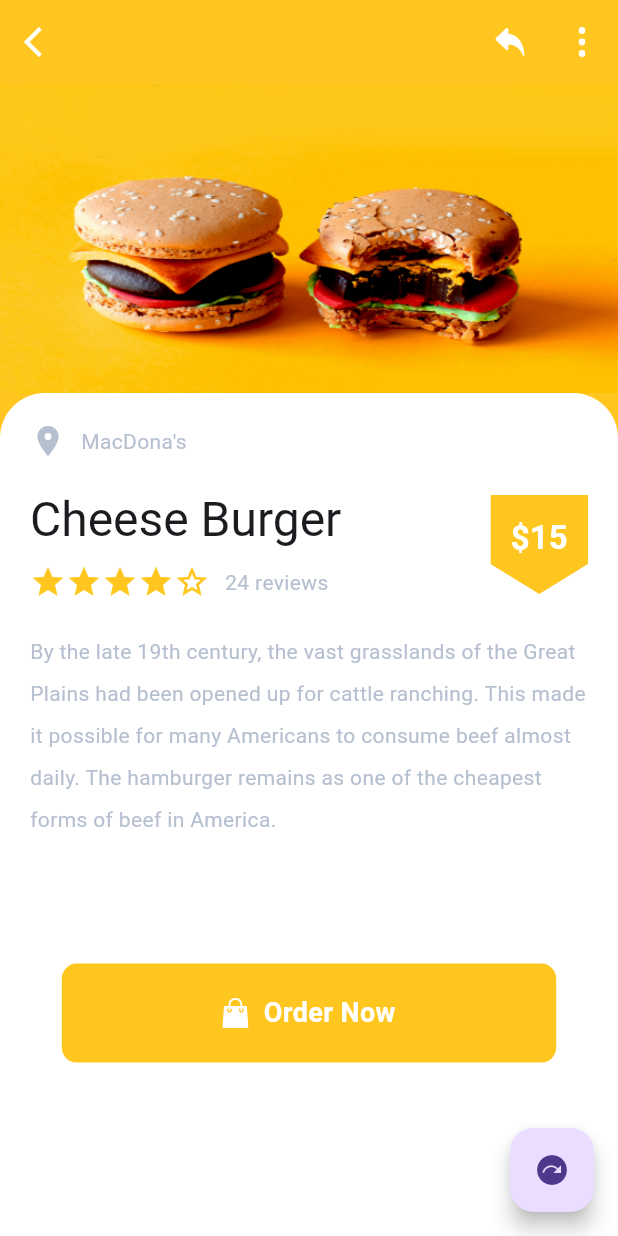
After one commit to obidkhandev/homework---14-UI, a Flutter app: the screen it shows after launch, after a tap on "Burger & Beer", on a phone screen of 412 x 824 dp. The commit adds this screen. Run offline on Flutter 3.47's test engine with Material 3 defaults, Android fonts, the phone set to English and light mode, and no system bars; our stand-ins replace fl_chart, flutter_svg.

Commit message:
completed one Ui

```diff
--- a/lib/ui_9/screen/body.dart
+++ b/lib/ui_9/screen/body.dart
@@ -9,7 +9,8 @@ class BodyUi9 extends StatelessWidget {
 
   @override
   Widget build(BuildContext context) {
-    return Column(
+    return SingleChildScrollView(
+      child: Column(
         crossAxisAlignment: CrossAxisAlignment.start,
         children: [
           SearchBoxUi9(
@@ -19,6 +20,7 @@ class BodyUi9 extends StatelessWidget {
           ItemListUi9(),
           DiscountCard(),
         ],
+      ),
     );
   }
 }
--- /dev/null
+++ b/lib/ui_9/screen/detail_screen.dart
@@ -0,0 +1,37 @@
+import 'package:flutter/material.dart';
+import 'package:modul_4_homework_obidxon/ui_9/constants.dart';
+import 'package:modul_4_homework_obidxon/ui_9/widget/details_app_bar.dart';
+import 'package:modul_4_homework_obidxon/ui_9/widget/item_image.dart';
+import 'package:modul_4_homework_obidxon/ui_9/widget/item_info.dart';
+
+class DetailScrenUi9 extends StatelessWidget {
+  const DetailScrenUi9({super.key});
+
+  @override
+  Widget build(BuildContext context) {
+    return Scaffold(
+      backgroundColor: kPrimaryColorUi9,
+      appBar: detailsAppBar(),
+      body: DetailsBodyUi9(),
+    );
+  }
+}
+
+class DetailsBodyUi9 extends StatelessWidget {
+  const DetailsBodyUi9({super.key});
+
+  @override
+  Widget build(BuildContext context) {
+    // Size size = MediaQuery.of(context).size;
+    return const Column(
+      children: [
+        ItemImageUi9(
+          imgSvg: 'assets/ui_9/images/burger.png',
+        ),
+        Expanded(
+          child: ItemInfoUi9(),
+        )
+      ],
+    );
+  }
+}
--- a/lib/ui_9/screen/home_screen.dart
+++ b/lib/ui_9/screen/home_screen.dart
@@ -1,4 +1,5 @@
 import 'package:flutter/material.dart';
+import 'package:modul_4_homework_obidxon/ui_12/widget/bottom_nav_bar.dart';
 import 'package:modul_4_homework_obidxon/ui_9/widget/home_app_bar.dart';
 import 'package:modul_4_homework_obidxon/ui_9/screen/body.dart';
 
@@ -9,7 +10,8 @@ class HomePageUi9 extends StatelessWidget {
   Widget build(BuildContext context) {
     return Scaffold(
       appBar: homeAppBar(context),
-      body: BodyUi9(),
+      body: const BodyUi9(),
+      bottomNavigationBar: const BottomNavBar(),
     );
   }
 }
--- a/lib/ui_9/screen/my_app.dart
+++ b/lib/ui_9/screen/my_app.dart
@@ -12,6 +12,7 @@ class MyAppUi9 extends StatelessWidget {
       theme: ThemeData(
         primaryColor: kPrimaryColorUi9,
         scaffoldBackgroundColor: Colors.white,
+        appBarTheme: AppBarTheme(color: kPrimaryColorUi9),
         textTheme: TextTheme(
           bodyLarge: TextStyle(color: kSecondaryColorUi9),
           bodyMedium: TextStyle(color: kSecondaryColorUi9)
--- /dev/null
+++ b/lib/ui_9/widget/bottom_nav_bar.dart
@@ -0,0 +1,52 @@
+import 'package:flutter/material.dart';
+import 'package:flutter_svg/svg.dart';
+
+class BottomNavBar extends StatelessWidget {
+  const BottomNavBar({
+    super.key,
+  });
+
+  @override
+  Widget build(BuildContext context) {
+    return Container(
+      padding: const EdgeInsets.symmetric(horizontal: 35),
+      height: 75,
+      width: double.infinity,
+      decoration: BoxDecoration(
+        color: Colors.white,
+        borderRadius: const BorderRadius.only(
+          topLeft: Radius.circular(20),
+          topRight: Radius.circular(20),
+        ),
+        boxShadow: [
+          BoxShadow(
+            offset: const Offset(0, -7),
+            blurRadius: 33,
+            color: const Color(0xFF6DAED9).withOpacity(.11),
+          ),
+        ],
+      ),
+      child: Row(
+        mainAxisAlignment: MainAxisAlignment.spaceBetween,
+        children: [
+          IconButton(
+            onPressed: () {},
+            icon: SvgPicture.asset('assets/ui_9/icons/home.svg'),
+          ),
+          IconButton(
+            onPressed: () {},
+            icon: SvgPicture.asset('assets/ui_9/icons/Following.svg'),
+          ),
+          IconButton(
+            onPressed: () {},
+            icon: SvgPicture.asset('assets/ui_9/icons/Glyph.svg'),
+          ),
+          IconButton(
+            onPressed: () {},
+            icon: SvgPicture.asset('assets/ui_9/icons/person.svg'),
+          ),
+        ],
+      ),
+    );
+  }
+}
--- /dev/null
+++ b/lib/ui_9/widget/details_app_bar.dart
@@ -0,0 +1,25 @@
+import 'package:flutter/material.dart';
+import 'package:flutter_svg/svg.dart';
+
+AppBar detailsAppBar() {
+    return AppBar(
+      elevation: 0,
+      leading: IconButton(
+        onPressed: () {},
+        icon: Icon(
+          Icons.arrow_back_ios,
+          color: Colors.white,
+        ),
+      ),
+      actions: [
+        IconButton(
+          onPressed: () {},
+          icon: SvgPicture.asset('assets/ui_9/icons/share.svg'),
+        ),
+        IconButton(
+          onPressed: () {},
+          icon: SvgPicture.asset('assets/ui_9/icons/more.svg'),
+        ),
+      ],
+    );
+  }
--- /dev/null
+++ b/lib/ui_9/widget/item_image.dart
@@ -0,0 +1,19 @@
+import 'package:flutter/material.dart';
+
+class ItemImageUi9 extends StatelessWidget {
+  final String imgSvg;
+  const ItemImageUi9({
+    super.key, required this.imgSvg,
+  });
+
+  @override
+  Widget build(BuildContext context) {
+    Size size = MediaQuery.of(context).size;
+    return Image.asset(
+      imgSvg,
+      height: size.height * 0.25,
+      width: double.infinity,
+      fit: BoxFit.fill,
+    );
+  }
+}
--- /dev/null
+++ b/lib/ui_9/widget/item_info.dart
@@ -0,0 +1,59 @@
+import 'package:flutter/material.dart';
+import 'package:modul_4_homework_obidxon/ui_9/constants.dart';
+import 'package:modul_4_homework_obidxon/ui_9/widget/order_button.dart';
+import 'package:modul_4_homework_obidxon/ui_9/widget/title_price_rating.dart';
+
+class ItemInfoUi9 extends StatelessWidget {
+  const ItemInfoUi9({
+    super.key,
+  });
+
+  @override
+  Widget build(BuildContext context) {
+    Size size = MediaQuery.of(context).size;
+    return Container(
+      padding: EdgeInsets.all(20),
+      width: double.infinity,
+      decoration: const BoxDecoration(
+        color: Colors.white,
+        borderRadius: BorderRadius.only(
+          topLeft: Radius.circular(30),
+          topRight: Radius.circular(30),
+        ),
+      ),
+      child: Column(
+        children: [
+          shopName("MacDona's"),
+          const TitlePriceRatingUi9(
+            price: 15,
+            productName: 'Cheese Burger',
+            numOfReviews: 24,
+          ),
+          Text(
+            'By the late 19th century, the vast grasslands of the Great Plains had been opened up for cattle ranching. This made it possible for many Americans to consume beef almost daily. The hamburger remains as one of the cheapest forms of beef in America.',
+            style: TextStyle(height: 2),
+          ),
+          SizedBox(
+            height: size.height * 0.1,
+          ),
+          OrderButton(size: size,press: (){},),
+        ],
+      ),
+    );
+  }
+
+  Row shopName(String name) {
+    return Row(
+      children: [
+        const Icon(
+          Icons.location_on,
+          color: kSecondaryColorUi9,
+        ),
+        const SizedBox(
+          width: 10,
+        ),
+        Text(name)
+      ],
+    );
+  }
+}
--- a/lib/ui_9/widget/item_list.dart
+++ b/lib/ui_9/widget/item_list.dart
@@ -1,4 +1,5 @@
 import 'package:flutter/material.dart';
+import 'package:modul_4_homework_obidxon/ui_9/screen/detail_screen.dart';
 import 'package:modul_4_homework_obidxon/ui_9/widget/item_card.dart';
 
 class ItemListUi9 extends StatelessWidget {
@@ -16,13 +17,23 @@ class ItemListUi9 extends StatelessWidget {
             svgSrc: 'assets/ui_9/icons/burger_beer.svg',
             title: 'Burger & Beer',
             shopName: "MacDonal's",
+            press: () {
+              Navigator.push(
+                context,
+                MaterialPageRoute(
+                  builder: (context) {
+                    return const DetailScrenUi9();
+                  },
+                ),
+              );
+            },
           ),
-          ItemCardUi9(
+          const ItemCardUi9(
             svgSrc: 'assets/ui_9/icons/chinese_noodles.svg',
             title: 'Burger & Beer',
             shopName: "Wendys",
           ),
-          ItemCardUi9(
+          const ItemCardUi9(
             svgSrc: 'assets/ui_9/icons/burger_beer.svg',
             title: 'Burger & Beer',
             shopName: "MacDonal's",
--- /dev/null
+++ b/lib/ui_9/widget/order_button.dart
@@ -0,0 +1,49 @@
+import 'package:flutter/material.dart';
+import 'package:flutter_svg/svg.dart';
+import 'package:modul_4_homework_obidxon/ui_9/constants.dart';
+
+class OrderButton extends StatelessWidget {
+  const OrderButton({
+    super.key,
+    required this.size,
+    required this.press
+  });
+
+  final Size size;
+  final Function() press;
+
+  @override
+  Widget build(BuildContext context) {
+    return Container(
+      width: size.width * 0.8,
+      // padding: const EdgeInsets.all(20),
+      decoration: BoxDecoration(
+          color: kPrimaryColorUi9, borderRadius: BorderRadius.circular(10)),
+      child: Material(
+        color: Colors.transparent,
+        child: InkWell(
+          onTap: press,
+          child: Padding(
+            padding: const EdgeInsets.all(20.0),
+            child: Row(
+              mainAxisAlignment: MainAxisAlignment.center,
+              children: [
+                SvgPicture.asset('assets/ui_9/icons/bag.svg'),
+                SizedBox(
+                  width: 10,
+                ),
+                Text(
+                  'Order Now',
+                  style: TextStyle(
+                      color: Colors.white,
+                      fontWeight: FontWeight.bold,
+                      fontSize: 18),
+                ),
+              ],
+            ),
+          ),
+        ),
+      ),
+    );
+  }
+}
--- /dev/null
+++ b/lib/ui_9/widget/title_price_rating.dart
@@ -0,0 +1,89 @@
+import 'package:flutter/material.dart';
+import 'package:modul_4_homework_obidxon/ui_9/constants.dart';
+
+class TitlePriceRatingUi9 extends StatelessWidget {
+  final String productName;
+  final int price, numOfReviews;
+
+  const TitlePriceRatingUi9({
+    super.key,
+    required this.productName,
+    required this.price,
+    required this.numOfReviews,
+  });
+
+  @override
+  Widget build(BuildContext context) {
+    return Padding(
+      padding: const EdgeInsets.symmetric(vertical: 20),
+      child: Row(
+        children: [
+          Expanded(
+            child: Column(
+              crossAxisAlignment: CrossAxisAlignment.start,
+              children: [
+                Text(
+                  productName,
+                  style: Theme.of(context).textTheme.headlineLarge,
+                ),
+                const SizedBox(
+                  height: 10,
+                ),
+                Row(
+                  children: [
+                    const Icon(Icons.star, color: kPrimaryColorUi9),
+                    Icon(Icons.star, color: kPrimaryColorUi9),
+                    Icon(Icons.star, color: kPrimaryColorUi9),
+                    Icon(Icons.star, color: kPrimaryColorUi9),
+                    Icon(Icons.star_border, color: kPrimaryColorUi9),
+                    SizedBox(width: 10),
+                    Text('$numOfReviews reviews')
+                  ],
+                )
+              ],
+            ),
+          ),
+          priceTag(context, price)
+        ],
+      ),
+    );
+  }
+
+  ClipPath priceTag(BuildContext context, int price) {
+    return ClipPath(
+      clipper: PriceClipperUi9(),
+      child: Container(
+        alignment: Alignment.topCenter,
+        padding: const EdgeInsets.symmetric(vertical: 15),
+        height: 66,
+        width: 65,
+        color: kPrimaryColorUi9,
+        child: Text(
+          '\$$price',
+          style: Theme.of(context).textTheme.titleLarge!.copyWith(
+                color: Colors.white,
+                fontWeight: FontWeight.bold,
+              ),
+        ),
+      ),
+    );
+  }
+}
+
+class PriceClipperUi9 extends CustomClipper<Path> {
+  @override
+  Path getClip(Size size) {
+    Path path = Path();
+    path.lineTo(0, size.height - 20);
+    path.lineTo(size.width / 2, size.height);
+    path.lineTo(size.width, size.height - 20);
+    path.lineTo(size.width, 0);
+    path.close();
+    return path;
+  }
+
+  @override
+  bool shouldReclip(covariant CustomClipper<Path> oldClipper) {
+    return false;
+  }
+}
```
Lines whose indentation alone changed are shown as unchanged.
